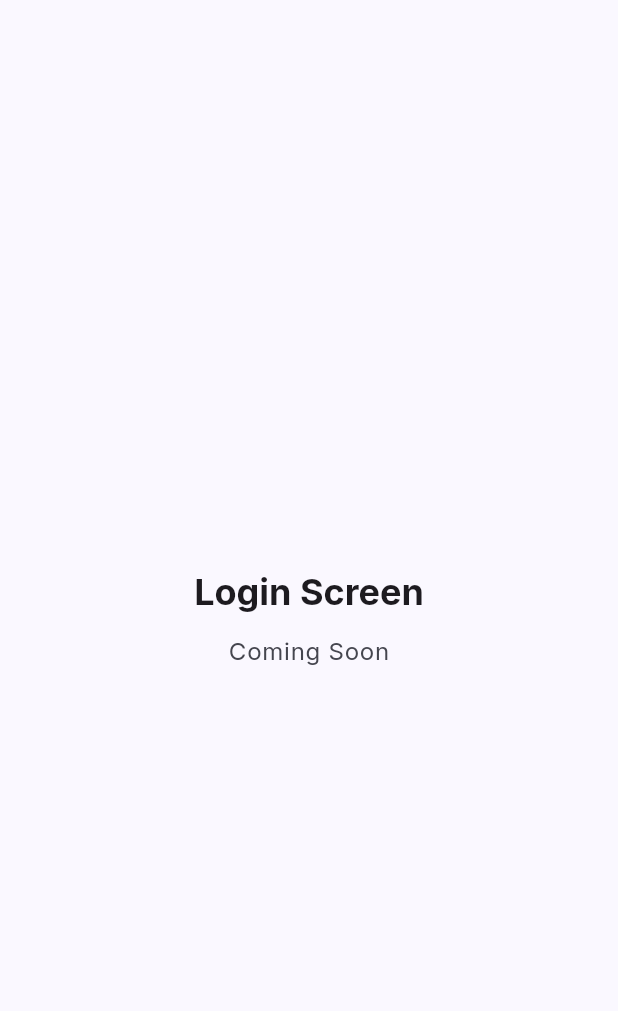
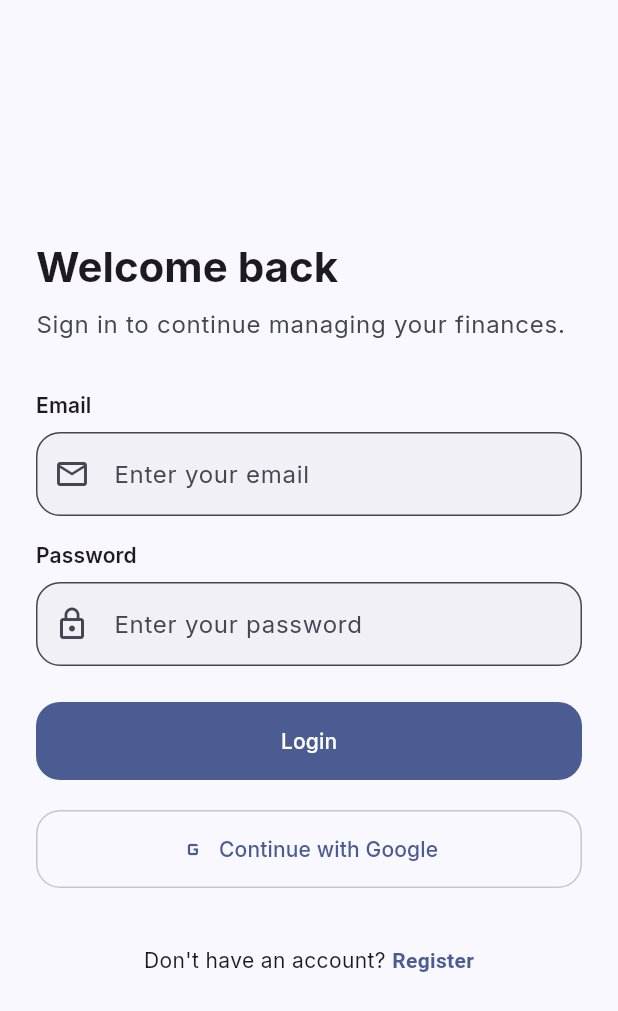
Before and after one commit to Indu2002-se/FInAI, a Flutter app: the screen it shows after launch, on a phone screen of 412 x 824 dp. Shown: the top 1011 px of the screen. Run offline on Flutter 3.47's test engine with Material 3 defaults, Android fonts, the phone set to English and light mode, and no system bars; our stand-ins replace flutter_riverpod, go_router, google_fonts.

Commit message:
feat(authentication): implement authentication foundation with login and registration screens, use cases, and repository structure

```diff
--- a/mobile_app/lib/app/router/app_router.dart
+++ b/mobile_app/lib/app/router/app_router.dart
@@ -1,7 +1,8 @@
 import 'package:flutter_riverpod/flutter_riverpod.dart';
 import 'package:go_router/go_router.dart';
+import '../../features/authentication/presentation/screens/login_screen.dart';
+import '../../features/authentication/presentation/screens/register_screen.dart';
 import '../../features/splash/presentation/screens/splash_screen.dart';
-import '../../features/splash/presentation/widgets/login_placeholder_screen.dart';
 
 final appRouterProvider = Provider<GoRouter>((ref) {
   return GoRouter(
@@ -15,7 +16,12 @@ final appRouterProvider = Provider<GoRouter>((ref) {
       GoRoute(
         path: '/login',
         name: 'login',
-        builder: (context, state) => const LoginPlaceholderScreen(),
+        builder: (context, state) => const LoginScreen(),
+      ),
+      GoRoute(
+        path: '/register',
+        name: 'register',
+        builder: (context, state) => const RegisterScreen(),
       ),
     ],
   );
--- /dev/null
+++ b/mobile_app/lib/features/authentication/domain/entities/user_entity.dart
@@ -0,0 +1,7 @@
+class UserEntity {
+  const UserEntity({required this.id, required this.name, required this.email});
+
+  final String id;
+  final String name;
+  final String email;
+}
--- /dev/null
+++ b/mobile_app/lib/features/authentication/domain/repository/auth_repository.dart
@@ -0,0 +1,10 @@
+import '../entities/user_entity.dart';
+
+abstract class AuthRepository {
+  Future<UserEntity> login({required String email, required String password});
+  Future<UserEntity> register({
+    required String name,
+    required String email,
+    required String password,
+  });
+}
--- /dev/null
+++ b/mobile_app/lib/features/authentication/domain/usecases/login_usecase.dart
@@ -0,0 +1,12 @@
+import '../entities/user_entity.dart';
+import '../repository/auth_repository.dart';
+
+class LoginUseCase {
+  const LoginUseCase(this.repository);
+
+  final AuthRepository repository;
+
+  Future<UserEntity> call({required String email, required String password}) {
+    return repository.login(email: email, password: password);
+  }
+}
--- /dev/null
+++ b/mobile_app/lib/features/authentication/domain/usecases/register_usecase.dart
@@ -0,0 +1,16 @@
+import '../entities/user_entity.dart';
+import '../repository/auth_repository.dart';
+
+class RegisterUseCase {
+  const RegisterUseCase(this.repository);
+
+  final AuthRepository repository;
+
+  Future<UserEntity> call({
+    required String name,
+    required String email,
+    required String password,
+  }) {
+    return repository.register(name: name, email: email, password: password);
+  }
+}
--- /dev/null
+++ b/mobile_app/lib/features/authentication/presentation/providers/auth_form_provider.dart
@@ -0,0 +1,3 @@
+import 'package:flutter_riverpod/flutter_riverpod.dart';
+
+final authFormProvider = Provider.autoDispose<void>((ref) => null);
--- /dev/null
+++ b/mobile_app/lib/features/authentication/presentation/screens/login_screen.dart
@@ -0,0 +1,88 @@
+import 'package:flutter/material.dart';
+import 'package:go_router/go_router.dart';
+import '../widgets/auth_submit_button.dart';
+import '../widgets/auth_text_field.dart';
+import '../widgets/social_auth_button.dart';
+
+class LoginScreen extends StatelessWidget {
+  const LoginScreen({super.key});
+
+  @override
+  Widget build(BuildContext context) {
+    final theme = Theme.of(context);
+
+    return Scaffold(
+      body: SafeArea(
+        child: Center(
+          child: SingleChildScrollView(
+            padding: const EdgeInsets.symmetric(horizontal: 24, vertical: 32),
+            child: ConstrainedBox(
+              constraints: const BoxConstraints(maxWidth: 420),
+              child: Column(
+                crossAxisAlignment: CrossAxisAlignment.start,
+                children: [
+                  Text(
+                    'Welcome back',
+                    style: theme.textTheme.headlineMedium?.copyWith(
+                      fontWeight: FontWeight.bold,
+                    ),
+                  ),
+                  const SizedBox(height: 8),
+                  Text(
+                    'Sign in to continue managing your finances.',
+                    style: theme.textTheme.bodyLarge?.copyWith(
+                      color: theme.colorScheme.onSurfaceVariant,
+                    ),
+                  ),
+                  const SizedBox(height: 32),
+                  const AuthTextField(
+                    label: 'Email',
+                    hintText: 'Enter your email',
+                    keyboardType: TextInputType.emailAddress,
+                    prefixIcon: Icons.email_outlined,
+                  ),
+                  const SizedBox(height: 16),
+                  const AuthTextField(
+                    label: 'Password',
+                    hintText: 'Enter your password',
+                    obscureText: true,
+                    prefixIcon: Icons.lock_outline,
+                  ),
+                  const SizedBox(height: 24),
+                  AuthSubmitButton(label: 'Login', onPressed: () {}),
+                  const SizedBox(height: 20),
+                  SocialAuthButton(
+                    label: 'Continue with Google',
+                    icon: Icons.g_mobiledata,
+                    onPressed: () {},
+                  ),
+                  const SizedBox(height: 24),
+                  Center(
+                    child: TextButton(
+                      onPressed: () => context.go('/register'),
+                      child: RichText(
+                        text: TextSpan(
+                          style: theme.textTheme.bodyMedium,
+                          children: [
+                            const TextSpan(text: "Don't have an account? "),
+                            TextSpan(
+                              text: 'Register',
+                              style: TextStyle(
+                                color: theme.colorScheme.primary,
+                                fontWeight: FontWeight.w600,
+                              ),
+                            ),
+                          ],
+                        ),
+                      ),
+                    ),
+                  ),
+                ],
+              ),
+            ),
+          ),
+        ),
+      ),
+    );
+  }
+}
--- /dev/null
+++ b/mobile_app/lib/features/authentication/presentation/widgets/auth_submit_button.dart
@@ -0,0 +1,29 @@
+import 'package:flutter/material.dart';
+
+class AuthSubmitButton extends StatelessWidget {
+  const AuthSubmitButton({
+    super.key,
+    required this.label,
+    required this.onPressed,
+  });
+
+  final String label;
+  final VoidCallback onPressed;
+
+  @override
+  Widget build(BuildContext context) {
+    return SizedBox(
+      width: double.infinity,
+      child: FilledButton(
+        onPressed: onPressed,
+        style: FilledButton.styleFrom(
+          padding: const EdgeInsets.symmetric(vertical: 16),
+          shape: RoundedRectangleBorder(
+            borderRadius: BorderRadius.circular(16),
+          ),
+        ),
+        child: Text(label),
+      ),
+    );
+  }
+}
--- /dev/null
+++ b/mobile_app/lib/features/authentication/presentation/widgets/auth_text_field.dart
@@ -0,0 +1,57 @@
+import 'package:flutter/material.dart';
+
+class AuthTextField extends StatelessWidget {
+  const AuthTextField({
+    super.key,
+    required this.label,
+    required this.hintText,
+    this.controller,
+    this.obscureText = false,
+    this.keyboardType,
+    this.prefixIcon,
+    this.validator,
+  });
+
+  final String label;
+  final String hintText;
+  final TextEditingController? controller;
+  final bool obscureText;
+  final TextInputType? keyboardType;
+  final IconData? prefixIcon;
+  final String? Function(String?)? validator;
+
+  @override
+  Widget build(BuildContext context) {
+    final theme = Theme.of(context);
+
+    return Column(
+      crossAxisAlignment: CrossAxisAlignment.start,
+      children: [
+        Text(
+          label,
+          style: theme.textTheme.labelLarge?.copyWith(
+            fontWeight: FontWeight.w600,
+          ),
+        ),
+        const SizedBox(height: 8),
+        TextFormField(
+          controller: controller,
+          obscureText: obscureText,
+          keyboardType: keyboardType,
+          validator: validator,
+          decoration: InputDecoration(
+            hintText: hintText,
+            prefixIcon: prefixIcon != null
+                ? Icon(prefixIcon)
+                : null,
+            border: OutlineInputBorder(
+              borderRadius: BorderRadius.circular(16),
+            ),
+            filled: true,
+            fillColor: theme.colorScheme.surfaceContainerHighest.withOpacity(0.35),
+          ),
+        ),
+      ],
+    );
+  }
+}
--- /dev/null
+++ b/mobile_app/lib/features/authentication/presentation/widgets/social_auth_button.dart
@@ -0,0 +1,35 @@
+import 'package:flutter/material.dart';
+
+class SocialAuthButton extends StatelessWidget {
+  const SocialAuthButton({
+    super.key,
+    required this.label,
+    required this.icon,
+    required this.onPressed,
+  });
+
+  final String label;
+  final IconData icon;
+  final VoidCallback onPressed;
+
+  @override
+  Widget build(BuildContext context) {
+    final theme = Theme.of(context);
+
+    return SizedBox(
+      width: double.infinity,
+      child: OutlinedButton.icon(
+        onPressed: onPressed,
+        icon: Icon(icon),
+        label: Text(label),
+        style: OutlinedButton.styleFrom(
+          padding: const EdgeInsets.symmetric(vertical: 16),
+          side: BorderSide(color: theme.colorScheme.outlineVariant),
+          shape: RoundedRectangleBorder(
+            borderRadius: BorderRadius.circular(16),
+          ),
+        ),
+      ),
+    );
+  }
+}
```
Also changed, not shown: mobile_app/lib/features/authentication/presentation/screens/register_screen.dart (added, +94 -0 lines), 2 other files.
